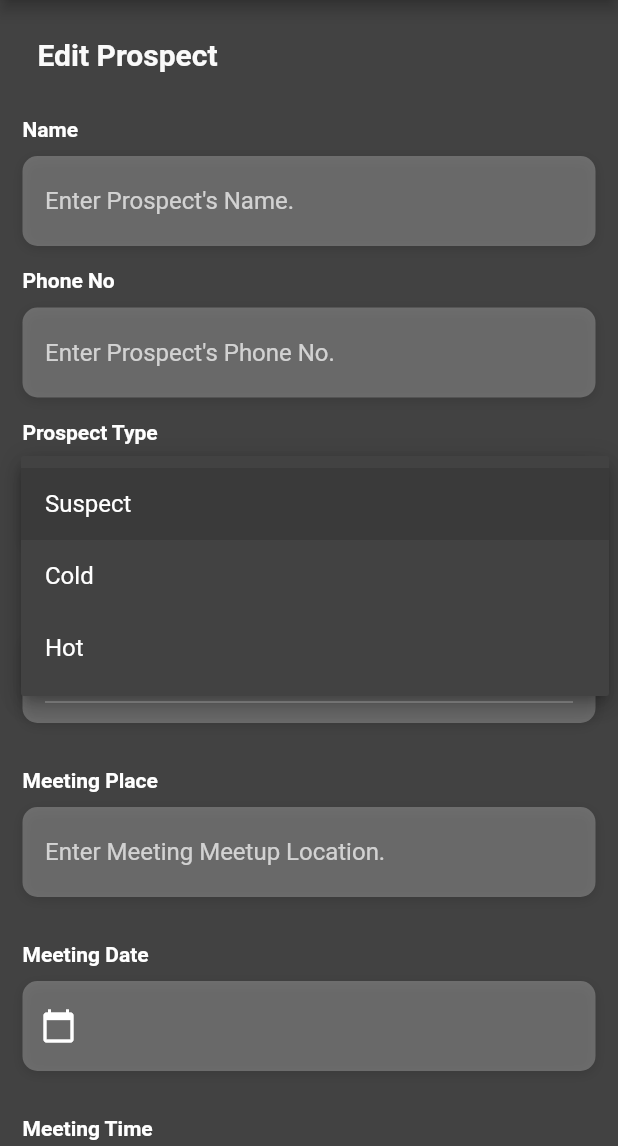
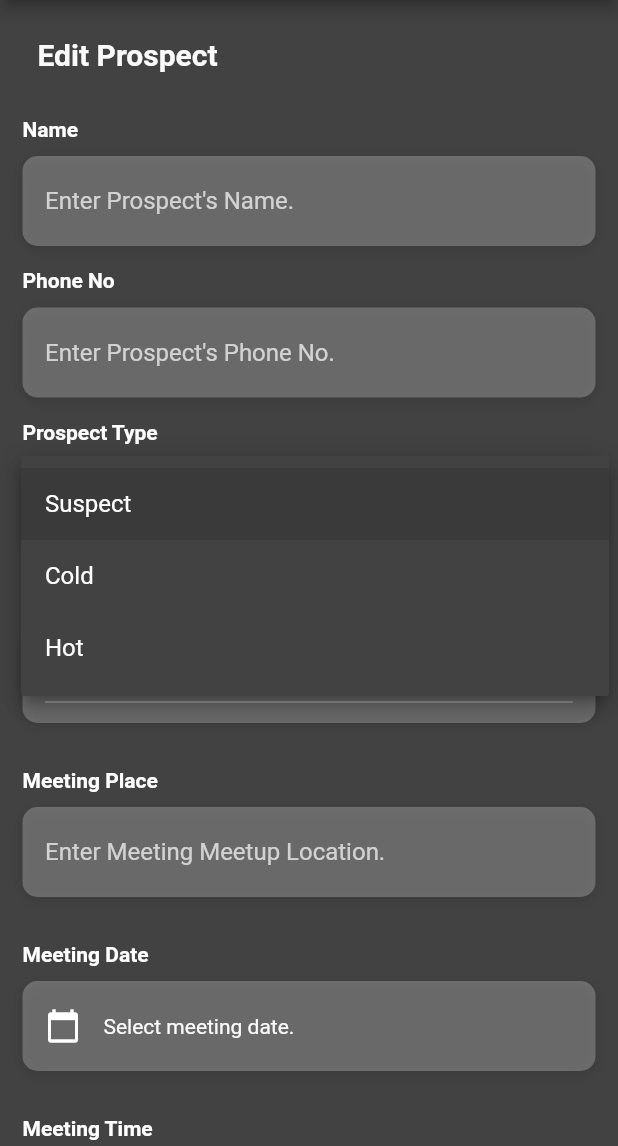
Before and after one commit to tasfique/vipc_app, a Flutter app: the EditProspectStateless screen opened directly, after a tap on "Suspect", on a phone screen of 412 x 824 dp, the part 90-1236 px from its top. Run offline on Flutter 3.47's test engine with Material 2 defaults, Android fonts, the phone set to English and light mode, and no system bars; our stand-ins replace charts_flutter, cloud_firestore, firebase_auth, firebase_core, firebase_storage, flutter_image_compress and 5 more; missing offline and left inert: flutter_absolute_path, flutter_gradient_colors, multi_image_picker, passwordfield; accounts and stored records are empty.

```diff
--- a/lib/controller/prospect/prospect_controller.dart
+++ b/lib/controller/prospect/prospect_controller.dart
@@ -1,3 +1,4 @@
+import 'package:flutter/material.dart';
 import 'package:mvc_pattern/mvc_pattern.dart';
 
 class ProspectController extends ControllerMVC {
@@ -11,4 +12,9 @@ class ProspectController extends ControllerMVC {
   static ProspectController get con => _this;
 
   int selectedIndex = 0;
+
+  DateTime selectedDate = DateTime.now();
+  TimeOfDay selectedTime = TimeOfDay(hour: 00, minute: 00);
+  TextEditingController dateController = TextEditingController();
+  TextEditingController timeController = TextEditingController();
 }
--- a/lib/model/prospect.dart
+++ b/lib/model/prospect.dart
@@ -41,5 +41,6 @@ class Prospect {
     '2020-03-17 08:30:00',
     '2020-03-25 10:30:00'
   ];
+  static List<Card> prospectCardsForHome = [];
   static List<Card> prospectCards = [];
 }
--- a/lib/program_dev.dart
+++ b/lib/program_dev.dart
@@ -14,7 +14,6 @@ Future<void> main() async {
   Firebase.apps.toList().clear();
   await Firebase.initializeApp();
   runApp(MyApp());
-  print('hello world');
 }
 
 class MyApp extends StatelessWidget {
--- a/lib/view/prospect/prospect_edit.dart
+++ b/lib/view/prospect/prospect_edit.dart
@@ -1,4 +1,6 @@
 import 'package:flutter/material.dart';
+import 'package:mvc_pattern/mvc_pattern.dart';
+import 'package:vipc_app/controller/prospect/prospect_controller.dart';
 import 'package:vipc_app/view/appbar/appbar_view.dart';
 import 'package:vipc_app/view/drawer/drawer_view.dart';
 import 'package:vipc_app/view/prospect/prospect_view.dart';
@@ -34,7 +36,20 @@ class EditProspect extends StatefulWidget {
   _EditProspectState createState() => _EditProspectState();
 }
 
-class _EditProspectState extends State<EditProspect> {
+class _EditProspectState extends StateMVC<EditProspect> {
+  _EditProspectState() : super(ProspectController()) {
+    _con = ProspectController.con;
+  }
+
+  ProspectController _con;
+
+  @override
+  void initState() {
+    super.initState();
+    _con.dateController.text = "";
+    _con.timeController.text = "";
+  }
+
   @override
   Widget build(BuildContext context) {
     return Container(
@@ -369,7 +384,34 @@ class _EditProspectState extends State<EditProspect> {
           ),
         ),
         SizedBox(height: 10.0),
-        Container(
+        GestureDetector(
+          onTap: () async {
+            final DateTime picked = await showDatePicker(
+              context: context,
+              initialDate: _con.selectedDate,
+              firstDate: DateTime(2015, 8),
+              lastDate: DateTime(2101),
+              builder: (BuildContext context, Widget child) {
+                return Theme(
+                  data: ThemeData.dark().copyWith(
+                    dialogBackgroundColor: Colors.grey[800],
+                    colorScheme: ColorScheme.dark(
+                      surface: Colors.grey[800],
+                      primary: Colors.amber[500],
+                    ),
+                  ),
+                  child: child,
+                );
+              },
+            );
+            if (picked != null) {
+              setState(() {
+                _con.selectedDate = picked;
+                _con.dateController.text = _con.selectedDate.toString();
+              });
+            }
+          },
+          child: Container(
             alignment: Alignment.centerLeft,
             decoration: BoxDecoration(
               color: Colors.white24,
@@ -383,18 +425,25 @@ class _EditProspectState extends State<EditProspect> {
               ],
             ),
             height: 60.0,
-          child: IconButton(
-            icon: Icon(Icons.calendar_today),
+            child: Row(
+              children: [
+                Container(
+                  padding: EdgeInsets.only(left: 15, right: 15),
+                  child: Icon(
+                    Icons.calendar_today,
                     color: Colors.white,
-            tooltip: 'Tap to open date picker',
-            onPressed: () {
-              showDatePicker(
-                context: context,
-                initialDate: DateTime.now(),
-                firstDate: DateTime(2015, 8),
-                lastDate: DateTime(2101),
-              );
-            },
+                  ),
+                ),
+                Container(
+                  child: Text(
+                    _con.dateController.text == "" ||
+                            _con.dateController.text == null
+                        ? "Select meeting date."
+                        : _con.dateController.text.substring(0, 10),
+                  ),
+                ),
+              ],
+            ),
           ),
         ),
       ],
@@ -413,7 +462,32 @@ class _EditProspectState extends State<EditProspect> {
           ),
         ),
         SizedBox(height: 10.0),
-        Container(
+        GestureDetector(
+          onTap: () async {
+            final TimeOfDay pickedTime = await showTimePicker(
+                context: context,
+                initialTime: _con.selectedTime,
+                builder: (BuildContext context, Widget child) {
+                  return Theme(
+                    data: ThemeData.dark().copyWith(
+                      dialogBackgroundColor: Colors.grey[800],
+                      colorScheme: ColorScheme.dark(
+                        surface: Colors.grey[800],
+                        primary: Colors.amber[500],
+                      ),
+                    ),
+                    child: child,
+                  );
+                });
+            if (pickedTime != null) {
+              setState(() {
+                _con.selectedTime = pickedTime;
+                _con.timeController.text =
+                    "${_con.selectedTime.hourOfPeriod}:${_con.selectedTime.minute == 0 ? "00" : _con.selectedTime.minute} ${_con.selectedTime.period.index == 0 ? 'AM' : 'PM'}";
+              });
+            }
+          },
+          child: Container(
             alignment: Alignment.centerLeft,
             decoration: BoxDecoration(
               color: Colors.white24,
@@ -427,19 +501,24 @@ class _EditProspectState extends State<EditProspect> {
               ],
             ),
             height: 60.0,
-          child: TextField(
-            // controller: _usernameController,
-            keyboardType: TextInputType.text,
-            style: TextStyle(
+            child: Row(
+              children: [
+                Container(
+                  padding: EdgeInsets.only(left: 15, right: 15),
+                  child: Icon(
+                    Icons.access_time,
                     color: Colors.white,
                   ),
-            decoration: InputDecoration(
-              border: InputBorder.none,
-              contentPadding: EdgeInsets.fromLTRB(15, 7, 0, 7),
-              hintText: "02:30 PM",
-              hintStyle: TextStyle(
-                color: Colors.white70,
                 ),
+                Container(
+                  child: Text(
+                    _con.timeController.text == "" ||
+                            _con.timeController.text == null
+                        ? "Select meeting time."
+                        : _con.timeController.text,
+                  ),
+                ),
+              ],
             ),
           ),
         ),
@@ -487,23 +566,21 @@ class _EditProspectState extends State<EditProspect> {
   }
 
   Widget _buildSaveBtn() {
-    return Container(
-      padding: EdgeInsets.symmetric(vertical: 25.0),
-      child: RaisedButton(
-        elevation: 5.0,
-        onPressed: () {
+    return GestureDetector(
+      onTap: () {
+        print("Meeting Date: ${_con.dateController.text.substring(0, 10)}");
+        print("Meeting Time: ${_con.timeController.text}");
         showDialog(
           context: context,
           builder: (_) => new AlertDialog(
             title: new Text("Message"),
             content: new Text("Successfully Saved!"),
             actions: <Widget>[
-                FlatButton(
+              TextButton(
                 child: Text('Close'),
                 onPressed: () {
                   Navigator.of(context).pop();
-                    Navigator.push(context,
-                        MaterialPageRoute(builder: (context) {
+                  Navigator.push(context, MaterialPageRoute(builder: (context) {
                     return ProspectView();
                   }));
                 },
@@ -512,11 +589,14 @@ class _EditProspectState extends State<EditProspect> {
           ),
         );
       },
+      child: Container(
+        padding: EdgeInsets.symmetric(vertical: 25.0),
+        child: Container(
           padding: EdgeInsets.all(15.0),
-        shape: RoundedRectangleBorder(
-          borderRadius: BorderRadius.circular(30.0),
+          decoration: BoxDecoration(
+            color: Colors.amber[300],
+            borderRadius: BorderRadius.circular(30),
           ),
-        color: Colors.amber[300],
           child: Text(
             'Save',
             style: TextStyle(
@@ -527,27 +607,24 @@ class _EditProspectState extends State<EditProspect> {
             ),
           ),
         ),
+      ),
     );
   }
 
   Widget _buildDeleteBtn() {
-    return Container(
-      padding: EdgeInsets.symmetric(vertical: 25.0),
-      child: RaisedButton(
-        elevation: 5.0,
-        onPressed: () {
+    return GestureDetector(
+      onTap: () {
         showDialog(
           context: context,
           builder: (_) => new AlertDialog(
             title: new Text("Message"),
             content: new Text("Successfully Deleted!"),
             actions: <Widget>[
-                FlatButton(
+              TextButton(
                 child: Text('Close'),
                 onPressed: () {
                   Navigator.of(context).pop();
-                    Navigator.push(context,
-                        MaterialPageRoute(builder: (context) {
+                  Navigator.push(context, MaterialPageRoute(builder: (context) {
                     return ProspectView();
                   }));
                 },
@@ -556,11 +633,14 @@ class _EditProspectState extends State<EditProspect> {
           ),
         );
       },
+      child: Container(
+        padding: EdgeInsets.symmetric(vertical: 25.0),
+        child: Container(
           padding: EdgeInsets.all(15.0),
-        shape: RoundedRectangleBorder(
-          borderRadius: BorderRadius.circular(30.0),
+          decoration: BoxDecoration(
+            color: Colors.deepOrange[500],
+            borderRadius: BorderRadius.circular(30),
           ),
-        color: Colors.deepOrange[500],
           child: Text(
             'Delete',
             style: TextStyle(
@@ -571,25 +651,26 @@ class _EditProspectState extends State<EditProspect> {
             ),
           ),
         ),
+      ),
     );
   }
 
   Widget _buildCancelBtn() {
-    return Container(
-      padding: EdgeInsets.symmetric(vertical: 25.0),
-      child: RaisedButton(
-        elevation: 5.0,
-        onPressed: () {
+    return GestureDetector(
+      onTap: () {
         Navigator.of(context).pop();
         Navigator.push(context, MaterialPageRoute(builder: (context) {
           return ProspectView();
         }));
       },
+      child: Container(
+        padding: EdgeInsets.symmetric(vertical: 25.0),
+        child: Container(
           padding: EdgeInsets.all(15.0),
-        shape: RoundedRectangleBorder(
-          borderRadius: BorderRadius.circular(30.0),
+          decoration: BoxDecoration(
+            color: Colors.amber[300],
+            borderRadius: BorderRadius.circular(30),
           ),
-        color: Colors.amber[300],
           child: Text(
             'Cancel',
             style: TextStyle(
@@ -600,6 +681,7 @@ class _EditProspectState extends State<EditProspect> {
             ),
           ),
         ),
+      ),
     );
   }
 }
```
Also changed, not shown: lib/view/home/home_view.dart (+80 -98 lines). Lines whose indentation alone changed are shown as unchanged.
